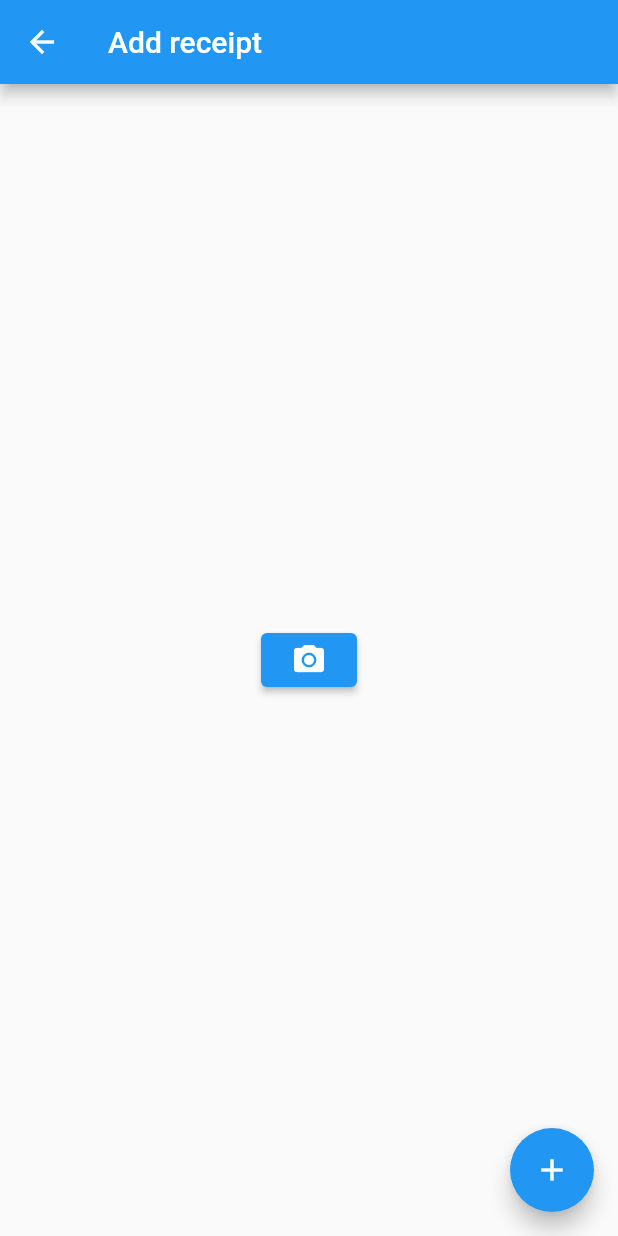
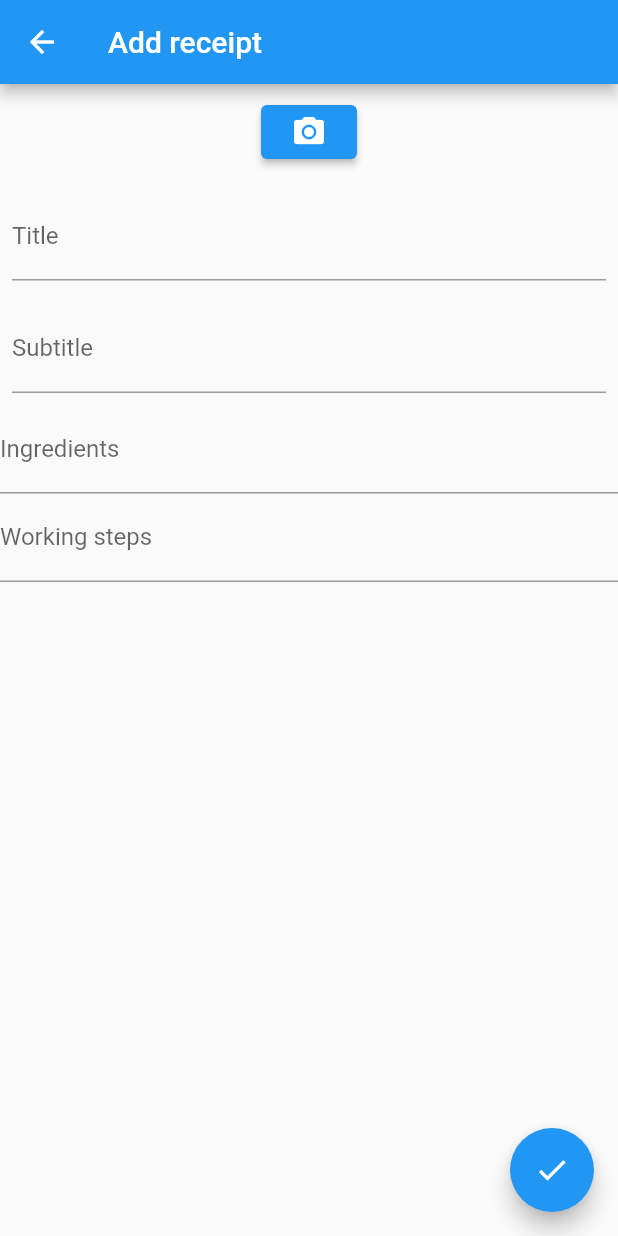
Before and after one commit to devrobbey/receipes_list_dummy_app, a Flutter app: the AddReceiptPage screen opened directly, on a phone screen of 412 x 824 dp. Run offline on Flutter 3.47's test engine with Material 2 defaults, Android fonts, the phone set to English and light mode, and no system bars; our stand-ins replace bloc, camera, equatable, flutter_bloc.

Commit message:
add_receipt_page.dart: add fields for concerns

```diff
--- a/lib/pages/add_receipt/add_receipt_bloc.dart
+++ b/lib/pages/add_receipt/add_receipt_bloc.dart
@@ -1,8 +1,6 @@
-import 'dart:async';
 import 'package:bloc/bloc.dart';
 import 'package:camera/camera.dart';
 import 'package:equatable/equatable.dart';
-import 'package:formz/formz.dart';
 import 'package:receipts_list_dummy_app/util/logger.dart';
 
 class AddReceiptBloc extends Bloc<AddReceiptEvent, AddReceiptState> {
@@ -11,8 +9,6 @@ class AddReceiptBloc extends Bloc<AddReceiptEvent, AddReceiptState> {
   }
 
   static const _logger = Logger('AddReceiptBloc');
-
-  final Future<List<CameraDescription>> camerasFuture = availableCameras();
 
   void _onInitCam(InitCam event, Emitter<AddReceiptState> emit) async {
     // get available cameras
--- a/lib/pages/add_receipt/add_receipt_page.dart
+++ b/lib/pages/add_receipt/add_receipt_page.dart
@@ -2,6 +2,10 @@ import 'package:camera/camera.dart';
 import 'package:flutter/material.dart';
 import 'package:flutter/widgets.dart';
 import 'package:flutter_bloc/flutter_bloc.dart';
+import 'package:receipts_list_dummy_app/pages/add_receipt/components/ingredients_section.dart';
+import 'package:receipts_list_dummy_app/pages/add_receipt/components/subtitle_field.dart';
+import 'package:receipts_list_dummy_app/pages/add_receipt/components/title_field.dart';
+import 'package:receipts_list_dummy_app/pages/add_receipt/components/working_steps_section.dart';
 
 import 'add_receipt_bloc.dart';
 import 'components/camera_section.dart';
@@ -36,16 +40,19 @@ class _AddReceiptPageState extends State<AddReceiptPage> {
         ),
         body: Center(
           child: Column(
-            mainAxisAlignment: MainAxisAlignment.center,
-            children: <Widget>[
+            children: const <Widget>[
               CameraSection(),
+              TitleField(),
+              SubtitleField(),
+              IngredientsSection(),
+              WorkingStepsSection(),
             ],
           ),
         ),
         floatingActionButton: const FloatingActionButton(
           onPressed: null,
           tooltip: 'Increment',
-          child: Icon(Icons.add),
+          child: Icon(Icons.check),
         ),
       ),
     );
--- a/lib/pages/add_receipt/components/camera_section.dart
+++ b/lib/pages/add_receipt/components/camera_section.dart
@@ -1,4 +1,3 @@
-
 
 import 'package:camera/camera.dart';
 import 'package:flutter/material.dart';
@@ -11,7 +10,9 @@ class CameraSection extends StatelessWidget {
 
   @override
   Widget build(BuildContext context) {
-    return BlocBuilder<AddReceiptBloc, AddReceiptState>(
+    return Padding(
+      padding: const EdgeInsets.all(8.0),
+      child: BlocBuilder<AddReceiptBloc, AddReceiptState>(
         builder: (context, state) {
           if (state is Uninitialized || state is CamInitInProgress) {
             return const Text('Cam init in progress ...');
@@ -27,6 +28,7 @@ class CameraSection extends StatelessWidget {
           }
           return Container();
         }
+      ),
     );
   }
 
--- /dev/null
+++ b/lib/pages/add_receipt/components/ingredients_section.dart
@@ -0,0 +1,26 @@
+
+
+import 'package:flutter/material.dart';
+import 'package:flutter_bloc/flutter_bloc.dart';
+
+import '../add_receipt_bloc.dart';
+
+class IngredientsSection extends StatelessWidget {
+  const IngredientsSection({Key? key}) : super(key: key);
+
+  @override
+  Widget build(BuildContext context) {
+    return BlocBuilder<AddReceiptBloc, AddReceiptState>(
+        buildWhen: (_, __) => false,
+        builder: (context, state) {
+          return TextField(
+            decoration: const InputDecoration(
+              label: Text('Ingredients'),
+            ),
+            onChanged: (text) =>
+                BlocProvider.of<AddReceiptBloc>(context).add(TitleChanged(text)),
+          );
+        });
+  }
+
+}
--- /dev/null
+++ b/lib/pages/add_receipt/components/subtitle_field.dart
@@ -0,0 +1,26 @@
+import 'package:flutter/material.dart';
+import 'package:flutter_bloc/flutter_bloc.dart';
+
+import '../add_receipt_bloc.dart';
+
+class SubtitleField extends StatelessWidget {
+  const SubtitleField({Key? key}) : super(key: key);
+
+  @override
+  Widget build(BuildContext context) {
+    return BlocBuilder<AddReceiptBloc, AddReceiptState>(
+        buildWhen: (_, __) => false,
+        builder: (context, state) {
+          return Padding(
+            padding: const EdgeInsets.all(8.0),
+            child: TextField(
+              decoration: const InputDecoration(
+                label: Text('Subtitle'),
+              ),
+              onChanged: (text) => BlocProvider.of<AddReceiptBloc>(context)
+                  .add(SubtitleChanged(text)),
+            ),
+          );
+        });
+  }
+}
--- /dev/null
+++ b/lib/pages/add_receipt/components/title_field.dart
@@ -0,0 +1,26 @@
+import 'package:flutter/material.dart';
+import 'package:flutter_bloc/flutter_bloc.dart';
+
+import '../add_receipt_bloc.dart';
+
+class TitleField extends StatelessWidget {
+  const TitleField({Key? key}) : super(key: key);
+
+  @override
+  Widget build(BuildContext context) {
+    return BlocBuilder<AddReceiptBloc, AddReceiptState>(
+        buildWhen: (_, __) => false,
+        builder: (context, state) {
+      return Padding(
+        padding: const EdgeInsets.all(8.0),
+        child: TextField(
+          decoration: const InputDecoration(
+            label: Text('Title'),
+          ),
+          onChanged: (text) =>
+              BlocProvider.of<AddReceiptBloc>(context).add(TitleChanged(text)),
+        ),
+      );
+    });
+  }
+}
--- /dev/null
+++ b/lib/pages/add_receipt/components/working_steps_section.dart
@@ -0,0 +1,26 @@
+
+
+import 'package:flutter/material.dart';
+import 'package:flutter_bloc/flutter_bloc.dart';
+
+import '../add_receipt_bloc.dart';
+
+class WorkingStepsSection extends StatelessWidget {
+  const WorkingStepsSection({Key? key}) : super(key: key);
+
+  @override
+  Widget build(BuildContext context) {
+    return BlocBuilder<AddReceiptBloc, AddReceiptState>(
+        buildWhen: (_, __) => false,
+        builder: (context, state) {
+          return TextField(
+            decoration: const InputDecoration(
+              label: Text('Working steps'),
+            ),
+            onChanged: (text) =>
+                BlocProvider.of<AddReceiptBloc>(context).add(TitleChanged(text)),
+          );
+        });
+  }
+
+}
```
Lines whose indentation alone changed are shown as unchanged.
